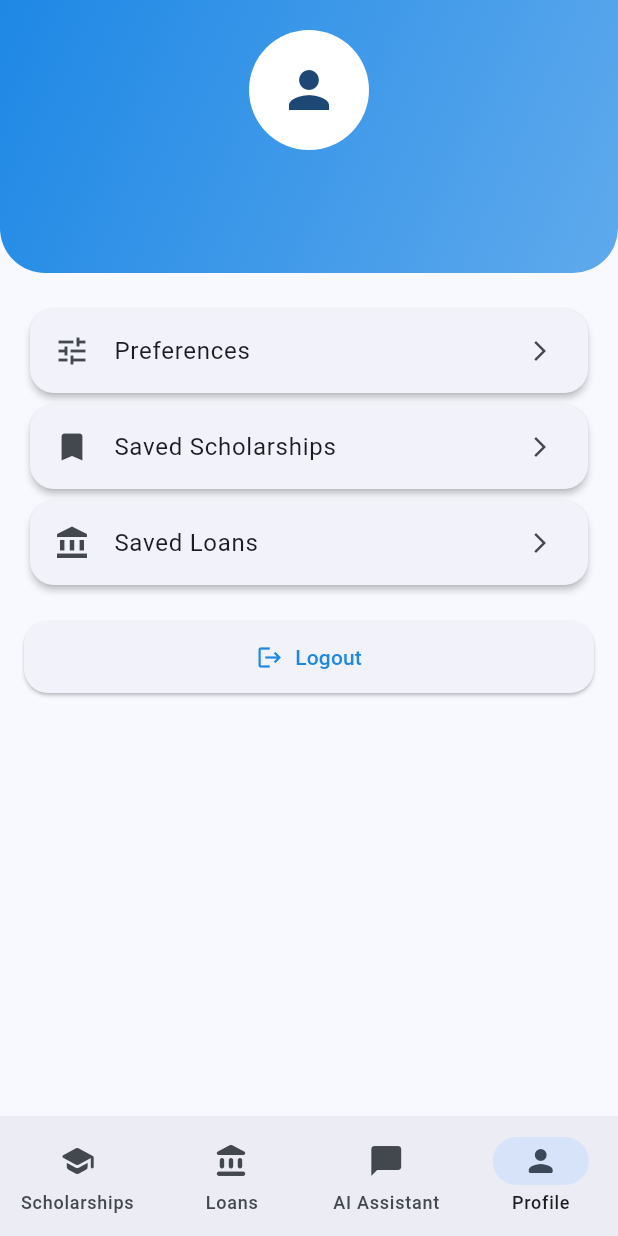
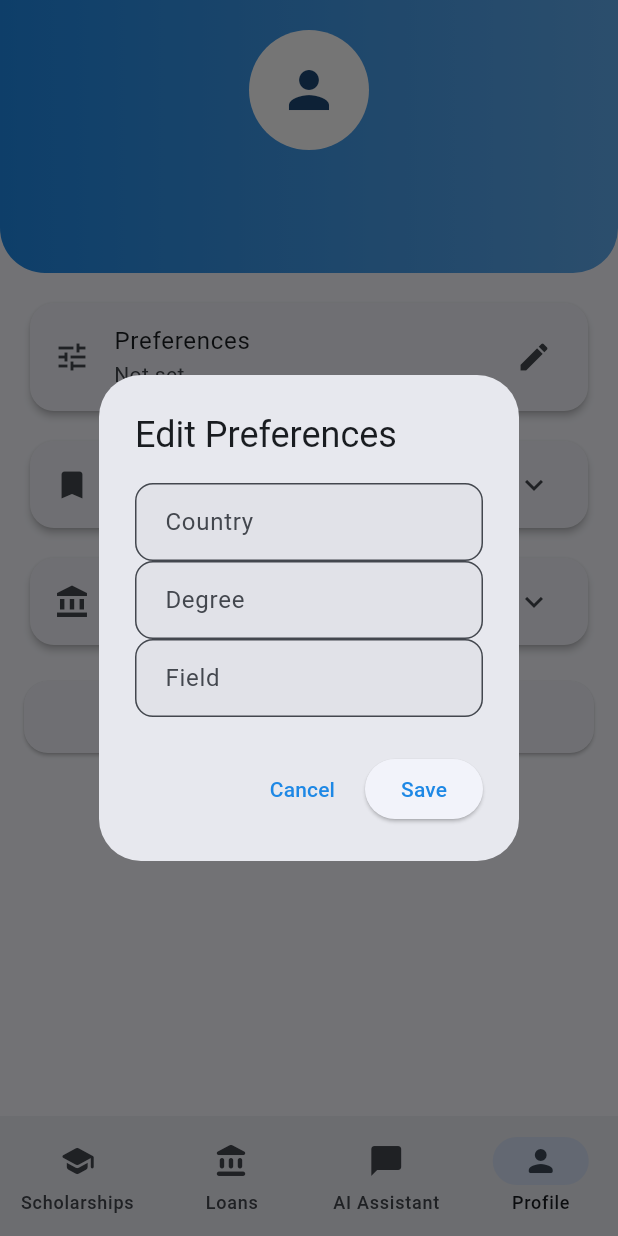
Before and after one commit to dineshkumarpanda408-arch/finshe-backend, a Flutter app: the screen it shows once a user with an empty profile is signed in, item 4 of the bottom bar chosen, after a tap on "Preferences", on a phone screen of 412 x 824 dp. Run offline on Flutter 3.47's test engine with Material 3 defaults, Android fonts, the light colour scheme and no system bars; our stand-ins replace cloud_firestore, firebase_auth, firebase_core, flutter_local_notifications, flutter_markdown, google_sign_in and 1 more; accounts and stored records are empty; statements that could not run were skipped.

Commit message:
profile tab ui

```diff
--- a/lib/screens/profile_screen.dart
+++ b/lib/screens/profile_screen.dart
@@ -1,4 +1,4 @@
-import 'package:flutter/material.dart'; import 'package:provider/provider.dart'; import '../providers/app_provider.dart'; import '../models/user_model.dart';
+import 'package:flutter/material.dart'; import 'package:provider/provider.dart'; import '../providers/app_provider.dart'; import '../models/user_model.dart'; import '../models/scholarship_model.dart'; import '../models/loan_model.dart'; import '../services/firestore_service.dart';
 
 class ProfileScreen extends StatelessWidget { const ProfileScreen({super.key});
 
@@ -14,7 +14,7 @@ return Scaffold(
   body: SafeArea(
     child: Column(
       children: [
-        // 🔥 Top Profile Header
+        // 🔥 Header
         Container(
           width: double.infinity,
           padding: const EdgeInsets.all(20),
@@ -24,8 +24,6 @@ return Scaffold(
                 theme.colorScheme.primary,
                 theme.colorScheme.primary.withOpacity(0.7),
               ],
-              begin: Alignment.topLeft,
-              end: Alignment.bottomRight,
             ),
             borderRadius: const BorderRadius.only(
               bottomLeft: Radius.circular(30),
@@ -40,55 +38,75 @@ return Scaffold(
                 child: Icon(Icons.person, size: 40),
               ),
               const SizedBox(height: 12),
-              Text(
-                user.name,
-                style: const TextStyle(
-                  fontSize: 20,
-                  fontWeight: FontWeight.bold,
-                  color: Colors.white,
-                ),
-              ),
-              Text(
-                user.email,
-                style: const TextStyle(color: Colors.white70),
-              ),
+              Text(user.name,
+                  style: const TextStyle(
+                      fontSize: 20,
+                      fontWeight: FontWeight.bold,
+                      color: Colors.white)),
+              Text(user.email,
+                  style: const TextStyle(color: Colors.white70)),
             ],
           ),
         ),
 
-        const SizedBox(height: 20),
+        const SizedBox(height: 16),
 
-        // 🔥 Options Section
         Expanded(
           child: ListView(
             padding: const EdgeInsets.symmetric(horizontal: 16),
             children: [
-              _tile(
-                context,
-                icon: Icons.tune,
-                title: 'Preferences',
-                onTap: () {
-                  // handle preferences
-                },
+              // ✅ Preferences (FIXED)
+              Card(
+                shape: RoundedRectangleBorder(
+                    borderRadius: BorderRadius.circular(16)),
+                child: ListTile(
+                  leading: const Icon(Icons.tune),
+                  title: const Text('Preferences'),
+                  subtitle: Text(_prefsSummary(user.preferences)),
+                  trailing: const Icon(Icons.edit),
+                  onTap: () => _editPreferences(context, app, user),
+                ),
               ),
 
-              _tile(
-                context,
-                icon: Icons.bookmark,
-                title: 'Saved Scholarships',
-                onTap: () {},
+              const SizedBox(height: 12),
+
+              // ✅ Saved Scholarships (FIXED)
+              Card(
+                shape: RoundedRectangleBorder(
+                    borderRadius: BorderRadius.circular(16)),
+                child: ExpansionTile(
+                  leading: const Icon(Icons.bookmark),
+                  title: const Text('Saved Scholarships'),
+                  children: [
+                    _SavedScholarshipsList(
+                      uid: user.uid,
+                      savedIds: user.savedScholarships,
+                    )
+                  ],
+                ),
               ),
 
-              _tile(
-                context,
-                icon: Icons.account_balance,
-                title: 'Saved Loans',
-                onTap: () {},
+              const SizedBox(height: 12),
+
+              // ✅ Saved Loans (FIXED)
+              Card(
+                shape: RoundedRectangleBorder(
+                    borderRadius: BorderRadius.circular(16)),
+                child: ExpansionTile(
+                  leading: const Icon(Icons.account_balance),
+                  title: const Text('Saved Loans'),
+                  children: [
+                    _SavedLoansList(
+                      uid: user.uid,
+                      savedIds: user.savedLoans,
+                    )
+                  ],
+                ),
               ),
 
               const SizedBox(height: 20),
 
-              // 🔴 Logout Button
+              // 🔴 Logout
               ElevatedButton.icon(
                 style: ElevatedButton.styleFrom(
                   padding: const EdgeInsets.symmetric(vertical: 14),
@@ -112,4 +130,80 @@ return Scaffold(
 
 }
 
-Widget _tile(BuildContext context, {required IconData icon, required String title, required VoidCallback onTap}) { return Card( shape: RoundedRectangleBorder(borderRadius: BorderRadius.circular(16)), child: ListTile( leading: Icon(icon), title: Text(title), trailing: const Icon(Icons.arrow_forward_ios, size: 16), onTap: onTap, ), ); } }
+String _prefsSummary(UserPreferences? p) { if (p == null) return 'Not set'; final parts = <String>[]; if (p.country != null && p.country!.isNotEmpty) parts.add(p.country!); if (p.degree != null && p.degree!.isNotEmpty) parts.add(p.degree!); if (p.fieldOfStudy != null && p.fieldOfStudy!.isNotEmpty) parts.add(p.fieldOfStudy!); return parts.isEmpty ? 'Not set' : parts.join(' · '); }
+
+Future<void> _editPreferences( BuildContext context, AppProvider app, UserModel user) async { await showDialog( context: context, builder: (ctx) => _PreferencesDialog( initial: user.preferences, onSave: (prefs) { app.updatePreferences(prefs); Navigator.pop(ctx); }, ), ); } }
+
+// ✅ SAME OLD WORKING LISTS (UNCHANGED) class _SavedScholarshipsList extends StatelessWidget { final String uid; final List<String> savedIds;
+
+const _SavedScholarshipsList( {required this.uid, required this.savedIds});
+
+@override Widget build(BuildContext context) { if (savedIds.isEmpty) return const Padding( padding: EdgeInsets.all(12), child: Text('No saved scholarships'), );
+
+return StreamBuilder<List<ScholarshipModel>>(
+stream: FirestoreService().getScholarshipsStream(),
+builder: (context, snapshot) {
+if (!snapshot.hasData) return const Padding(
+padding: EdgeInsets.all(12),
+child: CircularProgressIndicator(),
+);
+final saved = snapshot.data!
+    .where((s) => savedIds.contains(s.id))
+    .toList();
+
+return Column(
+children: saved
+    .map((s) => ListTile(
+title: Text(s.name),
+subtitle:
+s.provider.isNotEmpty ? Text(s.provider) : null,
+))
+    .toList(),
+);
+},
+);
+
+} }
+
+class _SavedLoansList extends StatelessWidget { final String uid; final List<String> savedIds;
+
+const _SavedLoansList({required this.uid, required this.savedIds});
+
+@override Widget build(BuildContext context) { if (savedIds.isEmpty) return const Padding( padding: EdgeInsets.all(12), child: Text('No saved loans'), );
+
+return StreamBuilder<List<LoanModel>>(
+stream: FirestoreService().getLoansStream(),
+builder: (context, snapshot) {
+if (!snapshot.hasData) return const Padding(
+padding: EdgeInsets.all(12),
+child: CircularProgressIndicator(),
+);
+final saved = snapshot.data!
+    .where((l) => savedIds.contains(l.id))
+    .toList();
+
+return Column(
+children: saved
+    .map((l) => ListTile(
+title: Text(l.name),
+subtitle:
+l.provider.isNotEmpty ? Text(l.provider) : null,
+))
+    .toList(),
+);
+},
+);
+
+} }
+
+class _PreferencesDialog extends StatefulWidget { final UserPreferences? initial; final void Function(UserPreferences) onSave;
+
+const _PreferencesDialog({this.initial, required this.onSave});
+
+@override State<_PreferencesDialog> createState() => _PreferencesDialogState(); }
+
+class _PreferencesDialogState extends State<_PreferencesDialog> { late final TextEditingController _countryController; late final TextEditingController _degreeController; late final TextEditingController _fieldController;
+
+@override void initState() { super.initState(); _countryController = TextEditingController(text: widget.initial?.country ?? ''); _degreeController = TextEditingController(text: widget.initial?.degree ?? ''); _fieldController = TextEditingController( text: widget.initial?.fieldOfStudy ?? ''); }
+
+@override Widget build(BuildContext context) { return AlertDialog( title: const Text('Edit Preferences'), content: Column( mainAxisSize: MainAxisSize.min, children: [ TextField(controller: _countryController, decoration: const InputDecoration(labelText: 'Country')), TextField(controller: _degreeController, decoration: const InputDecoration(labelText: 'Degree')), TextField(controller: _fieldController, decoration: const InputDecoration(labelText: 'Field')), ], ), actions: [ TextButton(onPressed: () => Navigator.pop(context), child: const Text('Cancel')), ElevatedButton( onPressed: () { widget.onSave(UserPreferences( country: _countryController.text.trim(), degree: _degreeController.text.trim(), fieldOfStudy: _fieldController.text.trim(), )); }, child: const Text('Save'), ) ], ); } }
```
